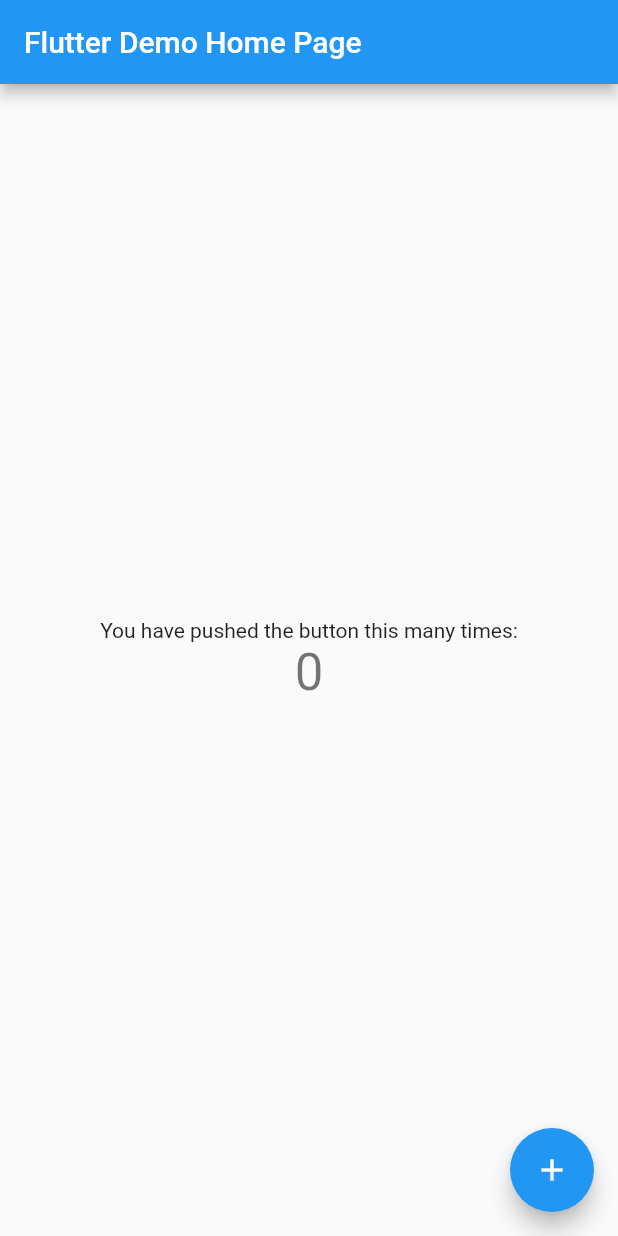
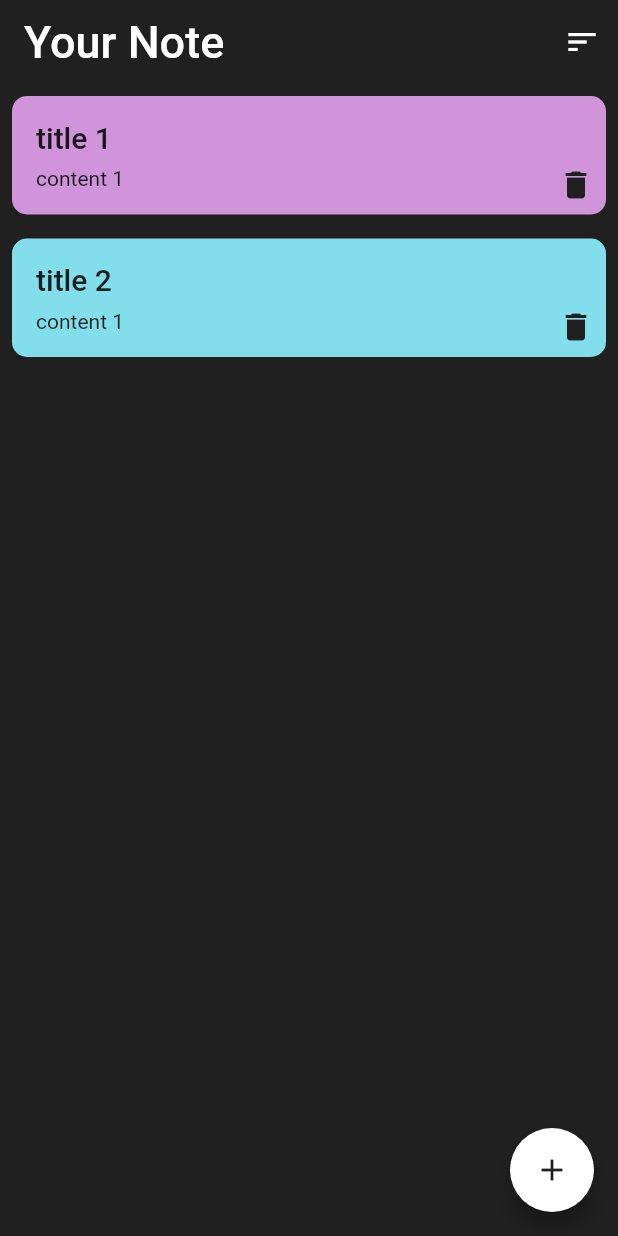
Before and after one commit to saengle/note_app, a Flutter app: the screen it shows after launch, on a phone screen of 412 x 824 dp. Run offline on Flutter 3.47's test engine with Material 2 defaults, Android fonts, the phone set to English and light mode, and no system bars; our stand-ins replace freezed_annotation, sqflite; missing offline and left inert: dart:ffi; accounts and stored records are empty; generated files the repository leaves out were written again.

Commit message:
Add: FirstScreen

```diff
--- a/lib/main.dart
+++ b/lib/main.dart
@@ -1,4 +1,6 @@
 import 'package:flutter/material.dart';
+import 'package:flutter_note_app/presentation/notes/notes_screen.dart';
+import 'package:flutter_note_app/ui/colors.dart';
 
 void main() {
   runApp(const MyApp());
@@ -7,109 +9,23 @@ void main() {
 class MyApp extends StatelessWidget {
   const MyApp({super.key});
 
-  // This widget is the root of your application.
   @override
   Widget build(BuildContext context) {
     return MaterialApp(
       title: 'Flutter Demo',
       theme: ThemeData(
-        // This is the theme of your application.
-        //
-        // Try running your application with "flutter run". You'll see the
-        // application has a blue toolbar. Then, without quitting the app, try
-        // changing the primarySwatch below to Colors.green and then invoke
-        // "hot reload" (press "r" in the console where you ran "flutter run",
-        // or simply save your changes to "hot reload" in a Flutter IDE).
-        // Notice that the counter didn't reset back to zero; the application
-        // is not restarted.
-        primarySwatch: Colors.blue,
+        primaryColor: Colors.white,
+        backgroundColor: darkGray,
+        canvasColor: darkGray,
+        floatingActionButtonTheme:
+            Theme.of(context).floatingActionButtonTheme.copyWith(
+                  backgroundColor: Colors.white,
+                  foregroundColor: darkGray,
+                ),
+        appBarTheme:
+            Theme.of(context).appBarTheme.copyWith(backgroundColor: darkGray),
       ),
-      home: const MyHomePage(title: 'Flutter Demo Home Page'),
+      home: const NotesScreen(),
     );
   }
 }
-
-class MyHomePage extends StatefulWidget {
-  const MyHomePage({super.key, required this.title});
-
-  // This widget is the home page of your application. It is stateful, meaning
-  // that it has a State object (defined below) that contains fields that affect
-  // how it looks.
-
-  // This class is the configuration for the state. It holds the values (in this
-  // case the title) provided by the parent (in this case the App widget) and
-  // used by the build method of the State. Fields in a Widget subclass are
-  // always marked "final".
-
-  final String title;
-
-  @override
-  State<MyHomePage> createState() => _MyHomePageState();
-}
-
-class _MyHomePageState extends State<MyHomePage> {
-  int _counter = 0;
-
-  void _incrementCounter() {
-    setState(() {
-      // This call to setState tells the Flutter framework that something has
-      // changed in this State, which causes it to rerun the build method below
-      // so that the display can reflect the updated values. If we changed
-      // _counter without calling setState(), then the build method would not be
-      // called again, and so nothing would appear to happen.
-      _counter++;
-    });
-  }
-
-  @override
-  Widget build(BuildContext context) {
-    // This method is rerun every time setState is called, for instance as done
-    // by the _incrementCounter method above.
-    //
-    // The Flutter framework has been optimized to make rerunning build methods
-    // fast, so that you can just rebuild anything that needs updating rather
-    // than having to individually change instances of widgets.
-    return Scaffold(
-      appBar: AppBar(
-        // Here we take the value from the MyHomePage object that was created by
-        // the App.build method, and use it to set our appbar title.
-        title: Text(widget.title),
-      ),
-      body: Center(
-        // Center is a layout widget. It takes a single child and positions it
-        // in the middle of the parent.
-        child: Column(
-          // Column is also a layout widget. It takes a list of children and
-          // arranges them vertically. By default, it sizes itself to fit its
-          // children horizontally, and tries to be as tall as its parent.
-          //
-          // Invoke "debug painting" (press "p" in the console, choose the
-          // "Toggle Debug Paint" action from the Flutter Inspector in Android
-          // Studio, or the "Toggle Debug Paint" command in Visual Studio Code)
-          // to see the wireframe for each widget.
-          //
-          // Column has various properties to control how it sizes itself and
-          // how it positions its children. Here we use mainAxisAlignment to
-          // center the children vertically; the main axis here is the vertical
-          // axis because Columns are vertical (the cross axis would be
-          // horizontal).
-          mainAxisAlignment: MainAxisAlignment.center,
-          children: <Widget>[
-            const Text(
-              'You have pushed the button this many times:',
-            ),
-            Text(
-              '$_counter',
-              style: Theme.of(context).textTheme.headline4,
-            ),
-          ],
-        ),
-      ),
-      floatingActionButton: FloatingActionButton(
-        onPressed: _incrementCounter,
-        tooltip: 'Increment',
-        child: const Icon(Icons.add),
-      ), // This trailing comma makes auto-formatting nicer for build methods.
-    );
-  }
-}
--- /dev/null
+++ b/lib/presentation/notes/components/note_item.dart
@@ -0,0 +1,65 @@
+import 'package:flutter/material.dart';
+import 'package:flutter_note_app/domain/model/note.dart';
+import 'package:flutter_note_app/ui/colors.dart';
+
+class NoteItem extends StatelessWidget {
+  final Note note;
+  Function? onDeleteTap;
+
+  NoteItem({
+    Key? key,
+    required this.note,
+    this.onDeleteTap,
+  }) : super(key: key);
+
+  @override
+  Widget build(BuildContext context) {
+    return Padding(
+      padding: const EdgeInsets.all(8.0),
+      child: Stack(
+        children: [
+          Container(
+            width: double.infinity,
+            padding: const EdgeInsets.all(16),
+            decoration: BoxDecoration(
+              borderRadius: BorderRadius.circular(10),
+              color: Color(note.color),
+            ),
+            child: Column(
+              crossAxisAlignment: CrossAxisAlignment.start,
+              children: [
+                Text(
+                  note.title,
+                  maxLines: 1,
+                  overflow: TextOverflow.ellipsis,
+                  style: Theme.of(context).textTheme.headline6,
+                ),
+                const SizedBox(
+                  height: 8,
+                ),
+                Text(
+                  note.content,
+                  maxLines: 10,
+                  overflow: TextOverflow.ellipsis,
+                  style: Theme.of(context).textTheme.bodyText2,
+                ),
+              ],
+            ),
+          ),
+          Positioned(
+              bottom: 8,
+              right: 8,
+              child: GestureDetector(
+                onTap: () {
+                  onDeleteTap?.call();
+                },
+                child: const Icon(
+                  Icons.delete,
+                  color: darkGray,
+                ),
+              ))
+        ],
+      ),
+    );
+  }
+}
--- /dev/null
+++ b/lib/presentation/notes/notes_screen.dart
@@ -0,0 +1,51 @@
+import 'package:flutter/material.dart';
+import 'package:flutter_note_app/domain/model/note.dart';
+import 'package:flutter_note_app/presentation/notes/components/note_item.dart';
+import 'package:flutter_note_app/ui/colors.dart';
+
+class NotesScreen extends StatelessWidget {
+  const NotesScreen({Key? key}) : super(key: key);
+
+  @override
+  Widget build(BuildContext context) {
+    return Scaffold(
+      appBar: AppBar(
+        title: const Text(
+          'Your Note',
+          style: TextStyle(fontSize: 30),
+        ),
+        elevation: 0,
+        actions: [
+          IconButton(
+            onPressed: () {},
+            icon: const Icon(Icons.sort),
+          )
+        ],
+      ),
+      floatingActionButton: FloatingActionButton(
+        onPressed: () {},
+        child: const Icon(Icons.add),
+      ),
+      body: ListView(
+        children: [
+          NoteItem(
+            note: Note(
+              title: 'title 1',
+              content: 'content 1',
+              color: wisteria.value,
+              timestamp: 1,
+            ),
+          ),
+          NoteItem(
+            note: Note(
+              title: 'title 2',
+              content: 'content 1',
+              color: skyBlue.value,
+              timestamp: 1,
+            ),
+          )
+        ],
+      ),
+    );
+  }
+}
--- /dev/null
+++ b/lib/ui/colors.dart
@@ -0,0 +1,10 @@
+import 'dart:ui';
+
+const Color roseBud = Color(0xFFFFAB91);
+const Color primrose = Color(0xFFE7ED9B);
+const Color wisteria = Color(0xFFCF94DA);
+const Color skyBlue = Color(0xFF81DEEA);
+const Color illusion = Color(0xFFF48FB1);
+
+const Color darkGray = Color(0xFF202020);
+const Color lightBlue = Color(0xFFd7E8DE);
```
